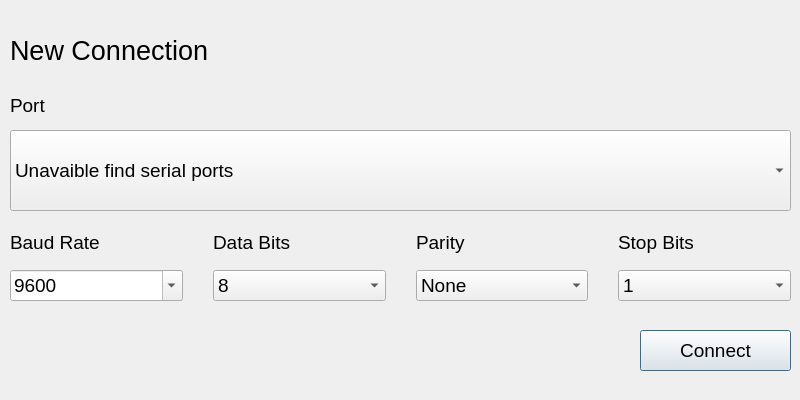
Qt form LSerialTerm/NewConnectionWindow.ui (UladRH/LSerialTerm) before a commit.
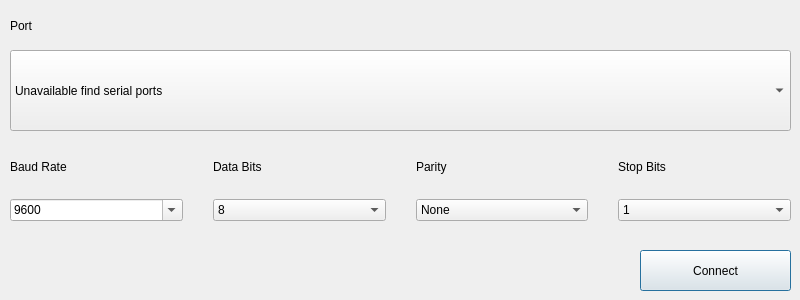
The same form after that commit.

Commit message: More accurate design

Diff of the .ui file:
```diff
--- a/LSerialTerm/NewConnectionWindow.ui
+++ b/LSerialTerm/NewConnectionWindow.ui
@@ -7,7 +7,7 @@
     <x>0</x>
     <y>0</y>
     <width>800</width>
-    <height>400</height>
+    <height>300</height>
    </rect>
   </property>
   <property name="windowTitle">
@@ -19,7 +19,7 @@
      <x>0</x>
      <y>0</y>
      <width>800</width>
-     <height>400</height>
+     <height>300</height>
     </rect>
    </property>
    <property name="sizePolicy">
@@ -38,7 +38,7 @@
     <property name="geometry">
      <rect>
       <x>10</x>
-      <y>130</y>
+      <y>50</y>
       <width>781</width>
       <height>81</height>
      </rect>
@@ -49,52 +49,21 @@
       <verstretch>0</verstretch>
      </sizepolicy>
     </property>
-    <property name="font">
-     <font>
-      <family>Segoe UI</family>
-      <pointsize>14</pointsize>
-     </font>
-    </property>
     <item>
      <property name="text">
-      <string>Unavaible find serial ports</string>
+      <string>Unavailable find serial ports</string>
      </property>
     </item>
    </widget>
-   <widget class="QLabel" name="labelTitle">
-    <property name="geometry">
-     <rect>
-      <x>10</x>
-      <y>30</y>
-      <width>771</width>
-      <height>41</height>
-     </rect>
-    </property>
-    <property name="font">
-     <font>
-      <family>Segoe UI</family>
-      <pointsize>20</pointsize>
-     </font>
-    </property>
-    <property name="text">
-     <string>New Connection</string>
-    </property>
-   </widget>
    <widget class="QLabel" name="labelPort">
     <property name="geometry">
      <rect>
       <x>10</x>
-      <y>90</y>
+      <y>10</y>
       <width>141</width>
       <height>31</height>
      </rect>
     </property>
-    <property name="font">
-     <font>
-      <family>Segoe UI</family>
-      <pointsize>14</pointsize>
-     </font>
-    </property>
     <property name="text">
      <string>Port</string>
     </property>
@@ -103,17 +72,11 @@
     <property name="geometry">
      <rect>
       <x>640</x>
-      <y>330</y>
+      <y>250</y>
       <width>151</width>
       <height>41</height>
      </rect>
     </property>
-    <property name="font">
-     <font>
-      <family>Segoe UI</family>
-      <pointsize>14</pointsize>
-     </font>
-    </property>
     <property name="text">
      <string>Connect</string>
     </property>
@@ -122,7 +85,7 @@
     <property name="geometry">
      <rect>
       <x>10</x>
-      <y>220</y>
+      <y>140</y>
       <width>781</width>
       <height>81</height>
      </rect>
@@ -145,12 +108,6 @@
      </property>
      <item row="1" column="3">
       <widget class="QComboBox" name="selectStopBits">
-       <property name="font">
-        <font>
-         <family>Segoe UI</family>
-         <pointsize>14</pointsize>
-        </font>
-       </property>
        <item>
         <property name="text">
          <string>1</string>
@@ -170,12 +127,6 @@
      </item>
      <item row="1" column="2">
       <widget class="QComboBox" name="selectParity">
-       <property name="font">
-        <font>
-         <family>Segoe UI</family>
-         <pointsize>14</pointsize>
-        </font>
-       </property>
        <item>
         <property name="text">
          <string>None</string>
@@ -195,12 +146,6 @@
      </item>
      <item row="0" column="1">
       <widget class="QLabel" name="labelDataBits">
-       <property name="font">
-        <font>
-         <family>Segoe UI</family>
-         <pointsize>14</pointsize>
-        </font>
-       </property>
        <property name="text">
         <string>Data Bits</string>
        </property>
@@ -208,12 +153,6 @@
      </item>
      <item row="1" column="0">
       <widget class="QComboBox" name="selectBaudRate">
-       <property name="font">
-        <font>
-         <family>Segoe UI</family>
-         <pointsize>14</pointsize>
-        </font>
-       </property>
        <property name="editable">
         <bool>true</bool>
        </property>
@@ -264,12 +203,6 @@
      </item>
      <item row="1" column="1">
       <widget class="QComboBox" name="selectDataBits">
-       <property name="font">
-        <font>
-         <family>Segoe UI</family>
-         <pointsize>14</pointsize>
-        </font>
-       </property>
        <property name="currentIndex">
         <number>3</number>
        </property>
@@ -297,12 +230,6 @@
      </item>
      <item row="0" column="0">
       <widget class="QLabel" name="labelBaudRate">
-       <property name="font">
-        <font>
-         <family>Segoe UI</family>
-         <pointsize>14</pointsize>
-        </font>
-       </property>
        <property name="text">
         <string>Baud Rate</string>
        </property>
@@ -310,12 +237,6 @@
      </item>
      <item row="0" column="2">
       <widget class="QLabel" name="labelParity">
-       <property name="font">
-        <font>
-         <family>Segoe UI</family>
-         <pointsize>14</pointsize>
-        </font>
-       </property>
        <property name="text">
         <string>Parity</string>
        </property>
@@ -323,12 +244,6 @@
      </item>
      <item row="0" column="3">
       <widget class="QLabel" name="labelStopBits">
-       <property name="font">
-        <font>
-         <family>Segoe UI</family>
-         <pointsize>14</pointsize>
-        </font>
-       </property>
        <property name="text">
         <string>Stop Bits</string>
        </property>
```
The commit also changes 3 other files.
